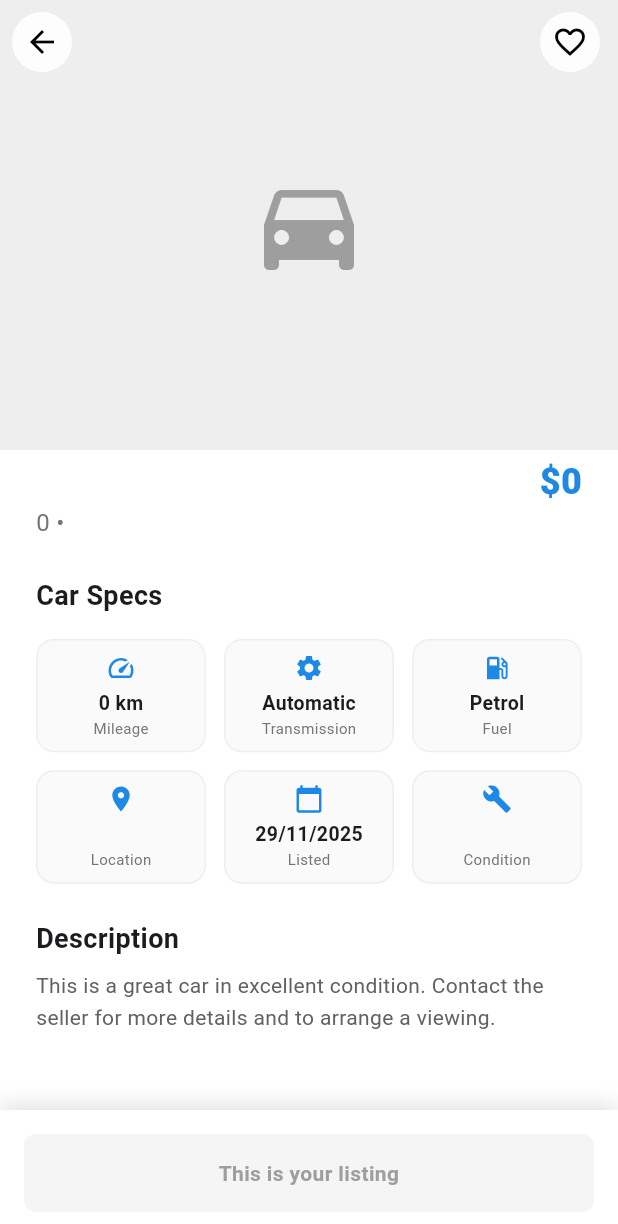
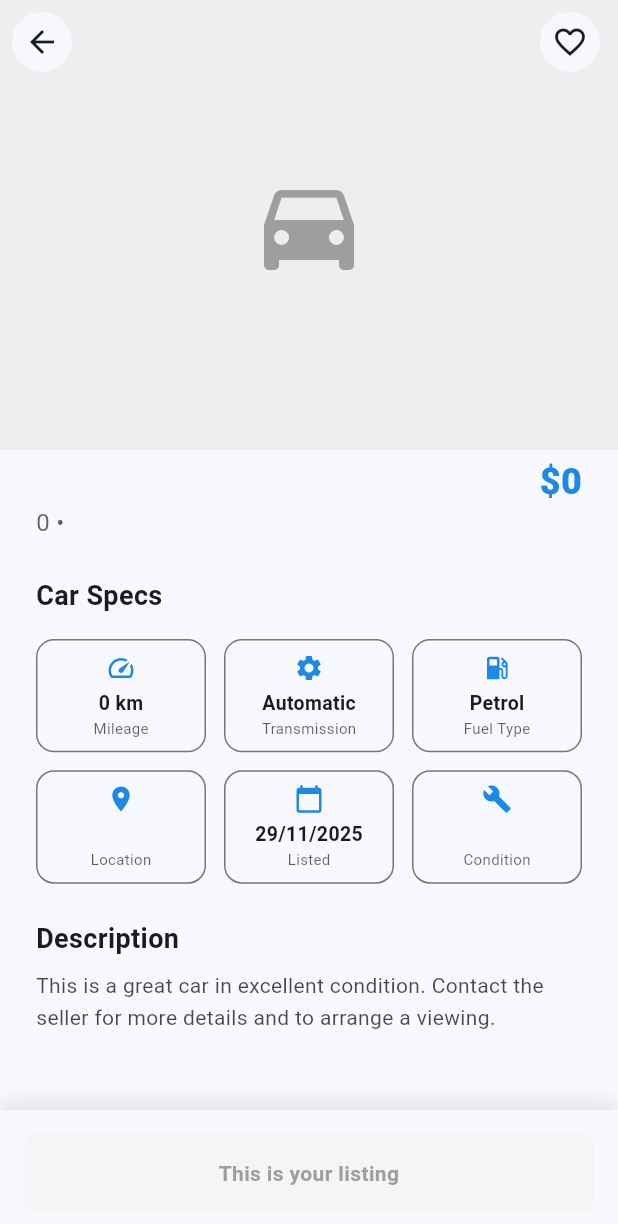
Before and after one commit to ElAmir-Mansour/gaza-cars-app, a Flutter app: the CarDetailsPage screen opened directly with empty values, on a phone screen of 412 x 824 dp. Shown: the top 1224 px of the screen. Run offline on Flutter 3.47's test engine with Material 3 defaults, Android fonts, the phone set to English and light mode, and no system bars; our stand-ins replace cached_network_image, carousel_slider, cloud_firestore, dartz, equatable, firebase_auth and 16 more; accounts and stored records are empty; network calls fail; Roboto replaces fonts that are missing (Cairo).

Commit message:
Polish: Dark Mode, Filters Fix, & Localization Update

```diff
--- a/lib/features/cars/data/datasources/car_remote_data_source.dart
+++ b/lib/features/cars/data/datasources/car_remote_data_source.dart
@@ -177,7 +177,10 @@ class CarRemoteDataSourceImpl implements CarRemoteDataSource {
       mileage: data['mileage'] ?? 0,
       condition: data['condition'] ?? '',
       location: data['location'] ?? '',
+
       description: data['description'] ?? '',
+      transmission: data['transmission'] ?? 'Automatic',
+      fuelType: data['fuelType'] ?? 'Petrol',
       images: List<String>.from(data['images'] ?? []),
       status: data['status'] ?? 'active',
       createdAt: (data['createdAt'] as Timestamp?)?.toDate() ?? DateTime.now(),
@@ -195,7 +198,10 @@ class CarRemoteDataSourceImpl implements CarRemoteDataSource {
       'mileage': car.mileage,
       'condition': car.condition,
       'location': car.location,
+
       'description': car.description,
+      'transmission': car.transmission,
+      'fuelType': car.fuelType,
       'images': car.images,
       'status': car.status,
       // 'createdAt': car.createdAt, // Handled by server timestamp on create
--- a/lib/features/cars/domain/entities/car_entity.dart
+++ b/lib/features/cars/domain/entities/car_entity.dart
@@ -12,6 +12,8 @@ class CarEntity extends Equatable {
   final String condition; // 'new', 'used', 'damaged'
   final String location;
   final String description; // Added description field
+  final String transmission;
+  final String fuelType;
   final List<String> images;
   final String status; // 'active', 'sold', 'pending'
   final DateTime createdAt;
@@ -28,6 +30,8 @@ class CarEntity extends Equatable {
     required this.condition,
     required this.location,
     this.description = '', // Optional, defaults to empty
+    this.transmission = 'Automatic', // Default to Automatic
+    this.fuelType = 'Petrol', // Default to Petrol
     required this.images,
     required this.status,
     required this.createdAt,
@@ -46,6 +50,8 @@ class CarEntity extends Equatable {
         condition,
         location,
         description,
+        transmission,
+        fuelType,
         images,
         status,
         createdAt,
--- a/lib/features/cars/presentation/pages/car_details_page.dart
+++ b/lib/features/cars/presentation/pages/car_details_page.dart
@@ -30,7 +30,7 @@ class CarDetailsPage extends StatelessWidget {
     }
 
     return Scaffold(
-      backgroundColor: Colors.white,
+      backgroundColor: Theme.of(context).scaffoldBackgroundColor,
       body: Stack(
         children: [
           CustomScrollView(
@@ -38,16 +38,16 @@ class CarDetailsPage extends StatelessWidget {
               SliverAppBar(
                 expandedHeight: 300.0,
                 pinned: true,
-                backgroundColor: Colors.white,
+                backgroundColor: Theme.of(context).scaffoldBackgroundColor,
                 elevation: 0,
                 leading: Container(
                   margin: const EdgeInsets.all(8),
                   decoration: BoxDecoration(
-                    color: Colors.white.withValues(alpha: 0.9),
+                    color: Theme.of(context).cardColor.withValues(alpha: 0.9),
                     shape: BoxShape.circle,
                   ),
                   child: IconButton(
-                    icon: const Icon(Icons.arrow_back, color: Colors.black),
+                    icon: Icon(Icons.arrow_back, color: Theme.of(context).colorScheme.onSurface),
                     onPressed: () => context.pop(),
                   ),
                 ),
@@ -55,7 +55,7 @@ class CarDetailsPage extends StatelessWidget {
                   Container(
                     margin: const EdgeInsets.all(8),
                     decoration: BoxDecoration(
-                      color: Colors.white.withValues(alpha: 0.9),
+                      color: Theme.of(context).cardColor.withValues(alpha: 0.9),
                       shape: BoxShape.circle,
                     ),
                     child: BlocProvider(
@@ -71,7 +71,7 @@ class CarDetailsPage extends StatelessWidget {
                           return IconButton(
                             icon: Icon(
                               isFavorite ? Icons.favorite : Icons.favorite_border,
-                              color: isFavorite ? Colors.red : Colors.black,
+                              color: isFavorite ? Colors.red : Theme.of(context).colorScheme.onSurface,
                             ),
                             onPressed: () {
                               context.read<FavoritesBloc>().add(
@@ -87,11 +87,11 @@ class CarDetailsPage extends StatelessWidget {
                     Container(
                       margin: const EdgeInsets.only(right: 16, top: 8, bottom: 8),
                       decoration: BoxDecoration(
-                        color: Colors.white.withValues(alpha: 0.9),
+                        color: Theme.of(context).cardColor.withValues(alpha: 0.9),
                         shape: BoxShape.circle,
                       ),
                       child: PopupMenuButton<String>(
-                        icon: const Icon(Icons.more_vert, color: Colors.black),
+                        icon: Icon(Icons.more_vert, color: Theme.of(context).colorScheme.onSurface),
                         onSelected: (value) {
                           if (value == 'report') {
                             _showReportDialog(context, userId!, car.id);
@@ -141,8 +141,8 @@ class CarDetailsPage extends StatelessWidget {
               ),
               SliverToBoxAdapter(
                 child: Container(
-                  decoration: const BoxDecoration(
-                    color: Colors.white,
+                  decoration: BoxDecoration(
+                    color: Theme.of(context).cardColor,
                     borderRadius: BorderRadius.vertical(top: Radius.circular(24)),
                   ),
                   transform: Matrix4.translationValues(0, -20, 0), // Overlap effect
@@ -172,7 +172,7 @@ class CarDetailsPage extends StatelessWidget {
                                     '${car.year} • ${car.condition}',
                                     style: TextStyle(
                                       fontSize: 16,
-                                      color: Colors.grey[600],
+                                      color: Theme.of(context).textTheme.bodyMedium?.color?.withValues(alpha: 0.7),
                                     ),
                                   ),
                                 ],
@@ -204,12 +204,12 @@ class CarDetailsPage extends StatelessWidget {
                           mainAxisSpacing: 12,
                           crossAxisSpacing: 12,
                           children: [
-                            _buildSpecItem(Icons.speed, '${car.mileage} km', 'Mileage'),
-                            _buildSpecItem(Icons.settings, 'Automatic', 'Transmission'), // Placeholder if not in entity
-                            _buildSpecItem(Icons.local_gas_station, 'Petrol', 'Fuel'), // Placeholder if not in entity
-                            _buildSpecItem(Icons.location_on, car.location, 'Location'),
-                            _buildSpecItem(Icons.calendar_today, _formatDate(car.createdAt), l10n.listedDate),
-                            _buildSpecItem(Icons.build, _getLocalizedCondition(l10n, car.condition), l10n.condition),
+                            _buildSpecItem(context, Icons.speed, '${car.mileage} km', 'Mileage'),
+                            _buildSpecItem(context, Icons.settings, _getLocalizedTransmission(l10n, car.transmission), l10n.transmission),
+                            _buildSpecItem(context, Icons.local_gas_station, _getLocalizedFuelType(l10n, car.fuelType), l10n.fuelType),
+                            _buildSpecItem(context, Icons.location_on, car.location, 'Location'),
+                            _buildSpecItem(context, Icons.calendar_today, _formatDate(car.createdAt), l10n.listedDate),
+                            _buildSpecItem(context, Icons.build, _getLocalizedCondition(l10n, car.condition), l10n.condition),
                           ],
                         ),
 
@@ -221,7 +221,7 @@ class CarDetailsPage extends StatelessWidget {
                         const SizedBox(height: 8),
                         Text(
                           'This is a great car in excellent condition. Contact the seller for more details and to arrange a viewing.', // Placeholder description
-                          style: TextStyle(color: Colors.grey[700], height: 1.5),
+                          style: TextStyle(color: Theme.of(context).textTheme.bodyMedium?.color?.withValues(alpha: 0.8), height: 1.5),
                         ),
 
                         const SizedBox(height: 100), // Space for bottom bar
@@ -241,7 +241,7 @@ class CarDetailsPage extends StatelessWidget {
             child: Container(
               padding: const EdgeInsets.all(16),
               decoration: BoxDecoration(
-                color: Colors.white,
+                color: Theme.of(context).cardColor,
                 boxShadow: [
                   BoxShadow(
                     color: Colors.black.withValues(alpha: 0.1),
@@ -335,13 +335,13 @@ class CarDetailsPage extends StatelessWidget {
     );
   }
 
-  Widget _buildSpecItem(IconData icon, String value, String label) {
+  Widget _buildSpecItem(BuildContext context, IconData icon, String value, String label) {
     return Container(
       padding: const EdgeInsets.all(8),
       decoration: BoxDecoration(
-        color: Colors.grey[50],
+        color: Theme.of(context).cardColor,
         borderRadius: BorderRadius.circular(12),
-        border: Border.all(color: Colors.grey[200]!),
+        border: Border.all(color: Theme.of(context).dividerColor),
       ),
       child: Column(
         mainAxisAlignment: MainAxisAlignment.center,
@@ -356,7 +356,7 @@ class CarDetailsPage extends StatelessWidget {
           ),
           Text(
             label,
-            style: TextStyle(color: Colors.grey[600], fontSize: 10),
+            style: TextStyle(color: Theme.of(context).textTheme.bodySmall?.color?.withValues(alpha: 0.7), fontSize: 10),
           ),
         ],
       ),
@@ -373,6 +373,32 @@ class CarDetailsPage extends StatelessWidget {
         return l10n.damagedCondition;
       default:
         return condition;
+    }
+  }
+
+  String _getLocalizedTransmission(AppLocalizations l10n, String transmission) {
+    switch (transmission) {
+      case 'Automatic':
+        return l10n.automatic;
+      case 'Manual':
+        return l10n.manual;
+      default:
+        return transmission;
+    }
+  }
+
+  String _getLocalizedFuelType(AppLocalizations l10n, String fuelType) {
+    switch (fuelType) {
+      case 'Petrol':
+        return l10n.petrol;
+      case 'Diesel':
+        return l10n.diesel;
+      case 'Hybrid':
+        return l10n.hybrid;
+      case 'Electric':
+        return l10n.electric;
+      default:
+        return fuelType;
     }
   }
 
--- a/lib/l10n/app_ar.arb
+++ b/lib/l10n/app_ar.arb
@@ -134,5 +134,6 @@
   "tokenCopied": "تم نسخ الرمز إلى الحافظة",
   "couldNotGetToken": "تعذر الحصول على رمز FCM",
   "termsOfServiceComingSoon": "شروط الخدمة قريباً",
-  "reportListing": "الإبلاغ عن الإعلان"
+  "reportListing": "الإبلاغ عن الإعلان",
+  "adjustFiltersHint": "حاول تعديل الفلاتر أو بحثك"
 }
--- a/lib/l10n/app_en.arb
+++ b/lib/l10n/app_en.arb
@@ -134,5 +134,6 @@
   "tokenCopied": "Token copied to clipboard",
   "couldNotGetToken": "Could not get FCM Token",
   "termsOfServiceComingSoon": "Terms of Service coming soon",
-  "reportListing": "Report Listing"
+  "reportListing": "Report Listing",
+  "adjustFiltersHint": "Try adjusting your filters or search query"
 }
```
Also changed, not shown: lib/features/cars/presentation/widgets/car_card.dart (+4 -4 lines), lib/features/cars/presentation/widgets/filter_bottom_sheet.dart (+6 -6 lines), lib/features/home/presentation/pages/home_page.dart (+9 -9 lines), lib/shared/config/theme.dart (+20 -0 lines), lib/l10n/generated/app_localizations.dart, lib/l10n/generated/app_localizations_ar.dart, lib/l10n/generated/app_localizations_en.dart.
